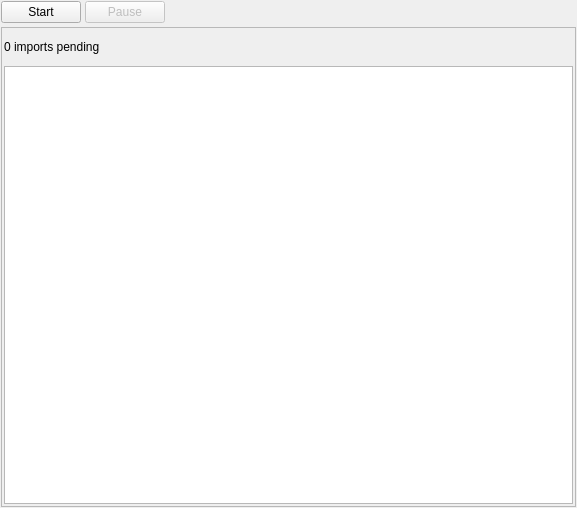
tplatt77/SIMPLVtkLib, file SIMPLVtkLib/QtWidgets/UI_Files/VSQueueWidget.ui: the form before one commit.
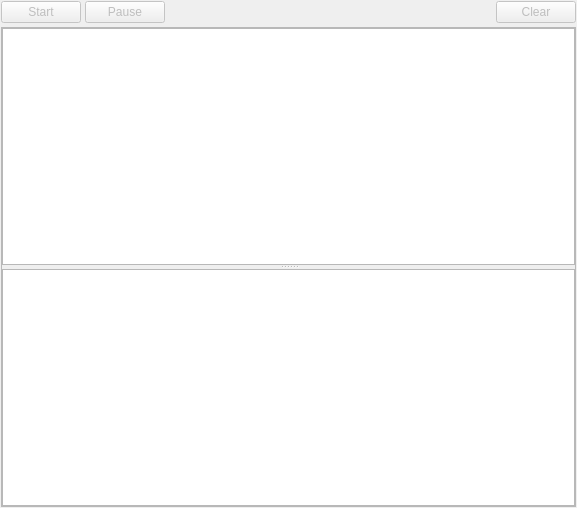
The form after the commit.

Commit message: Adding Queue widget that lists the current import queue.  This makes it easier to see what montages and data we have queued up for importing.

The edit to the form file:
```diff
--- a/SIMPLVtkLib/QtWidgets/UI_Files/VSQueueWidget.ui
+++ b/SIMPLVtkLib/QtWidgets/UI_Files/VSQueueWidget.ui
@@ -39,30 +39,26 @@
      </property>
      <layout class="QGridLayout" name="gridLayout_2">
       <property name="leftMargin">
-       <number>2</number>
+       <number>0</number>
       </property>
       <property name="topMargin">
-       <number>12</number>
+       <number>0</number>
       </property>
       <property name="rightMargin">
-       <number>2</number>
+       <number>0</number>
       </property>
       <property name="bottomMargin">
-       <number>2</number>
-      </property>
-      <property name="verticalSpacing">
-       <number>12</number>
+       <number>0</number>
       </property>
       <item row="0" column="0">
-       <widget class="QLabel" name="importsPendingLabel">
-        <property name="text">
-         <string>0 imports pending</string>
+       <widget class="QSplitter" name="splitter">
+        <property name="orientation">
+         <enum>Qt::Vertical</enum>
         </property>
+        <widget class="QListWidget" name="queueListWidget"/>
+        <widget class="QTextEdit" name="outputTextEdit"/>
        </widget>
       </item>
-      <item row="1" column="0">
-       <widget class="QListWidget" name="queueListWidget"/>
-      </item>
      </layout>
     </widget>
    </item>
@@ -73,6 +69,9 @@
      </property>
      <item>
       <widget class="QPushButton" name="startStopBtn">
+       <property name="enabled">
+        <bool>false</bool>
+       </property>
        <property name="text">
         <string>Start</string>
        </property>
@@ -101,6 +100,16 @@
        </property>
       </spacer>
      </item>
+     <item>
+      <widget class="QPushButton" name="clearBtn">
+       <property name="enabled">
+        <bool>false</bool>
+       </property>
+       <property name="text">
+        <string>Clear</string>
+       </property>
+      </widget>
+     </item>
     </layout>
    </item>
   </layout>
```
The commit also changes 15 other files.
